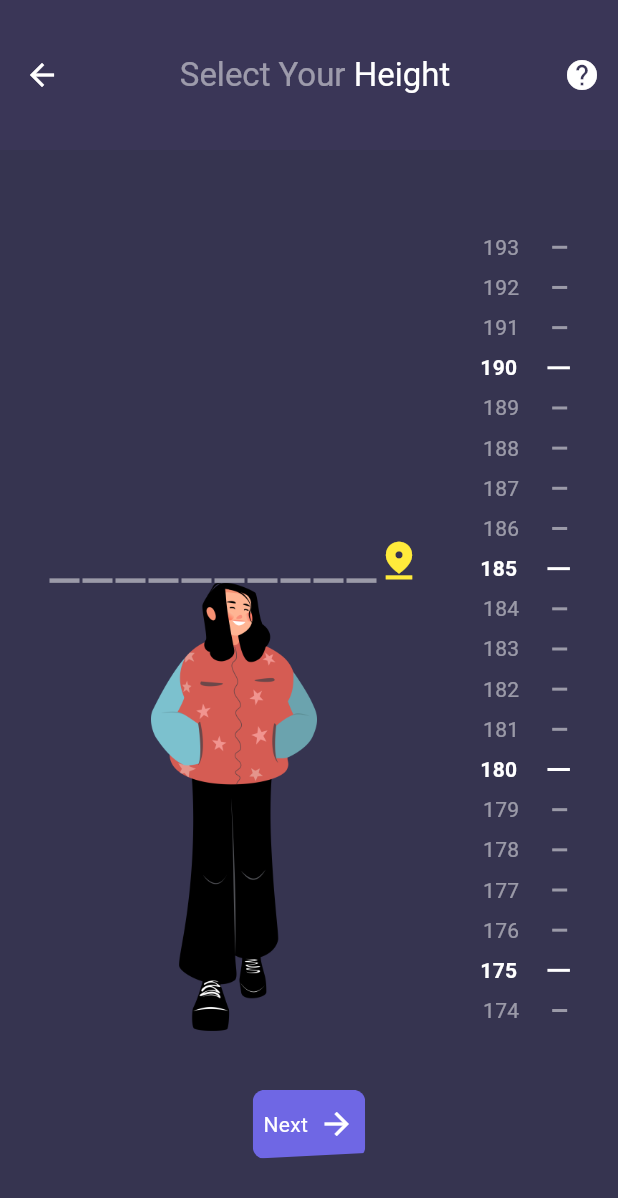
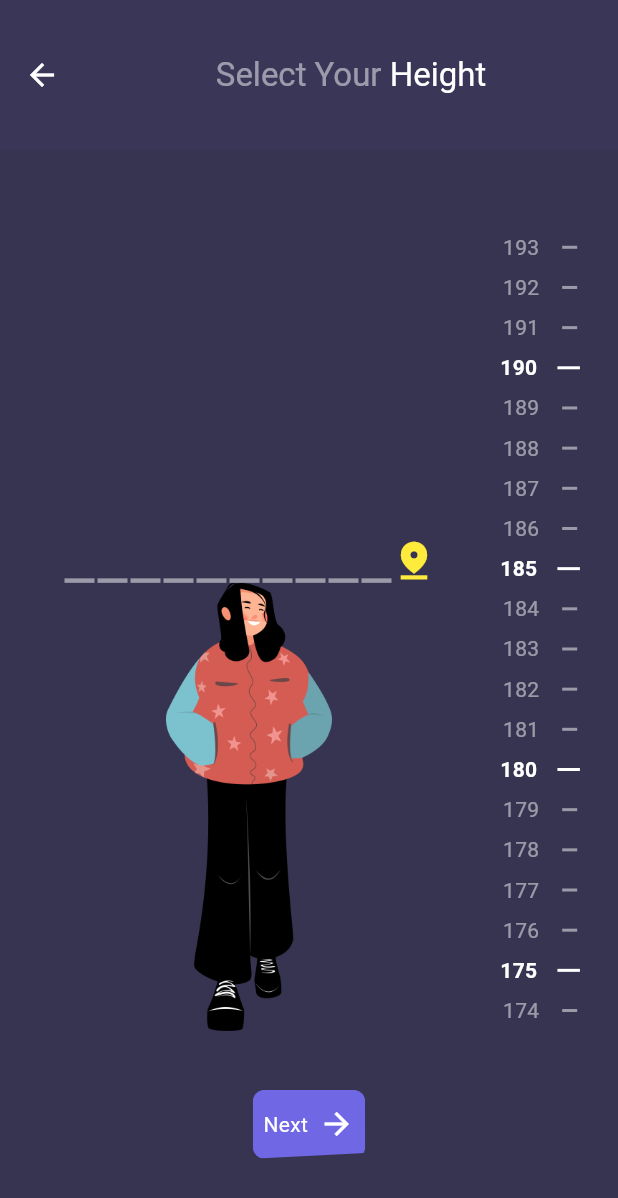
Before and after one commit to sayedmostaf/bmi-flutter, a Flutter app: the HomePage screen opened directly, after a tap on "Female", after a tap on "Next", on a phone screen of 412 x 824 dp. Shown: the top 1198 px of the screen. Run offline on Flutter 3.47's test engine with Material 3 defaults, Android fonts, the phone set to English and light mode, and no system bars; our stand-ins replace objectbox; generated files the repository leaves out were written again.

Commit message:
factor bounds

```diff
--- a/lib/view/pages/height.dart
+++ b/lib/view/pages/height.dart
@@ -74,16 +74,16 @@ class _HeightPageState extends State<HeightPage> {
                     color: Colors.white, fontWeight: FontWeight.normal)),
           ],
         ),
-        actions: [
-          IconButton(
-            onPressed: () {},
-            icon: const Icon(
-              Icons.help,
-              color: Colors.white,
-            ),
-            tooltip: "Get Help",
-          )
-        ],
+        // actions: [
+        //   IconButton(
+        //     onPressed: () {},
+        //     icon: const Icon(
+        //       Icons.help,
+        //       color: Colors.white,
+        //     ),
+        //     tooltip: "Get Help",
+        //   )
+        // ],
       ),
       body: SafeArea(
         child: Padding(
@@ -118,7 +118,7 @@ class _HeightPageState extends State<HeightPage> {
                       )),
                   const Spacer(),
                   SizedBox(
-                    width: 100,
+                    width: 80,
                     height: size.height * .65,
                     child: PageView.builder(
                         scrollDirection: Axis.vertical,
--- a/lib/view/pages/home.dart
+++ b/lib/view/pages/home.dart
@@ -16,37 +16,38 @@ class HomePage extends StatefulWidget {
 class _HomePageState extends State<HomePage> {
   @override
   Widget build(BuildContext context) {
+    var size = MediaQuery.of(context).size;
     return Scaffold(
-      appBar: AppBar(
-        backgroundColor: swatch,
-        toolbarHeight: 80,
-        title: const Text(
-          'BMI Calculator',
-          style: TextStyle(color: Colors.white),
-        ),
+      body: NestedScrollView(
+        floatHeaderSlivers: true,
+        physics: const BouncingScrollPhysics(),
+        headerSliverBuilder: (context, innerIsScrolled) {
+          return <Widget>[
+            SliverAppBar(
+              title: const Text('BMI Calculator'),
+              forceElevated: innerIsScrolled,
               actions: [
                 IconButton(
-            onPressed: (() {
-              Navigator.of(context).push(MaterialPageRoute(builder: (context) {
+                    onPressed: () {
+                      Navigator.of(context)
+                          .push(MaterialPageRoute(builder: (context) {
                         return const RecordPage();
                       }));
-            }),
-            icon: const Icon(Icons.history),
-          ),
+                    },
+                    icon: const Icon(Icons.history)),
               ],
             ),
+          ];
+        },
         body: SafeArea(
             child: Column(
-          mainAxisAlignment: MainAxisAlignment.start,
+          mainAxisAlignment: MainAxisAlignment.spaceEvenly,
           crossAxisAlignment: CrossAxisAlignment.center,
           children: [
             const GenderPicker(),
             const SizedBox(
-              height: 100,
+              height: 90,
               child: AgePicker(),
-            ),
-            const SizedBox(
-              height: 18,
             ),
             const WeightPicker(),
             const SizedBox(
@@ -55,16 +56,16 @@ class _HomePageState extends State<HomePage> {
             CurvedButton(
               onPressed: () {
                 Navigator.of(context)
-                    .push(MaterialPageRoute(builder: ((context) {
+                    .push(MaterialPageRoute(builder: (context) {
                   return const HeightPage();
-                })));
+                }));
               },
             ),
             const SizedBox(
               height: 30,
             ),
           ],
-        ),
+        )),
       ),
     );
   }
--- a/lib/view/widgets/gender_picker.dart
+++ b/lib/view/widgets/gender_picker.dart
@@ -28,7 +28,8 @@ class _GenderPickerState extends State<GenderPicker> {
   ];
   @override
   Widget build(BuildContext context) {
-    return Flexible(
+    return SizedBox(
+      height: MediaQuery.of(context).size.height * .22,
       child: ListView.separated(
         shrinkWrap: true,
         physics: const NeverScrollableScrollPhysics(),
--- a/lib/view/widgets/gender_selection_tile.dart
+++ b/lib/view/widgets/gender_selection_tile.dart
@@ -58,8 +58,8 @@ class GenderSelectionTile extends StatelessWidget {
               ),
             ),
           ),
-          const SizedBox(
-            height: 18,
+          SizedBox(
+            height: size.height * .018,
           ),
           Text(
             gender.gender!,
--- a/lib/view/widgets/weight_picker.dart
+++ b/lib/view/widgets/weight_picker.dart
@@ -1,6 +1,7 @@
 import 'package:bmi/providers/person_provider.dart';
 import 'package:bmi/view/widgets/pentagon.dart';
 import 'package:flutter/material.dart';
+import 'package:flutter/widgets.dart';
 import 'package:provider/provider.dart';
 
 import '../theme/colors.dart';
@@ -54,8 +55,8 @@ class _WeightPickerState extends State<WeightPicker> {
         borderRadius: BorderRadius.circular(10),
         clipBehavior: Clip.hardEdge,
         child: Container(
-          height: size.height * .35,
-          width: size.width * .8,
+          height: size.height * .4,
+          width: size.width * .9,
           padding: const EdgeInsets.all(12),
           alignment: Alignment.topCenter,
           decoration: BoxDecoration(
@@ -115,9 +116,11 @@ class _WeightPickerState extends State<WeightPicker> {
                 backgroundColor: Colors.white,
                 child: Column(
                   mainAxisAlignment: MainAxisAlignment.center,
+                  crossAxisAlignment: CrossAxisAlignment.center,
                   children: [
                     Text(
                       "$_selectedWeight",
+                      textAlign: TextAlign.center,
                       style: const TextStyle(
                           color: primary,
                           fontSize: 40,
@@ -125,6 +128,7 @@ class _WeightPickerState extends State<WeightPicker> {
                     ),
                     const Text(
                       "Kg",
+                      textAlign: TextAlign.center,
                       style: TextStyle(
                         color: primary,
                         fontSize: 18,
```
Lines whose indentation alone changed are shown as unchanged.
